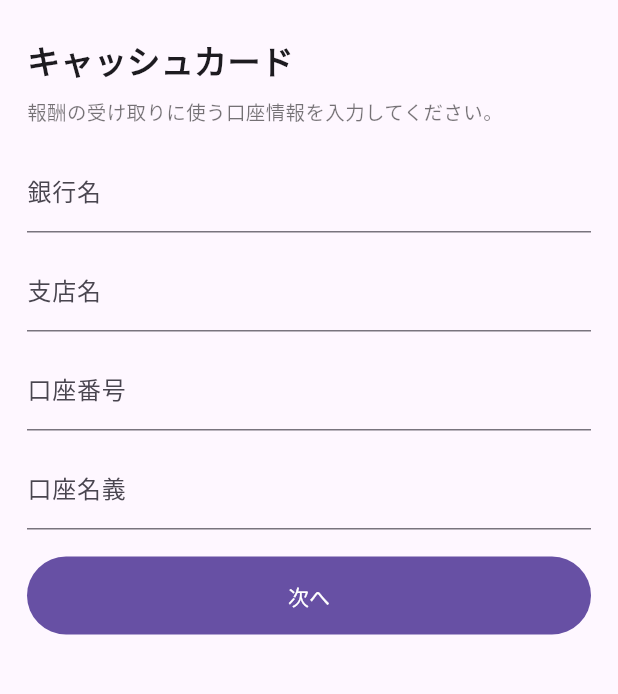
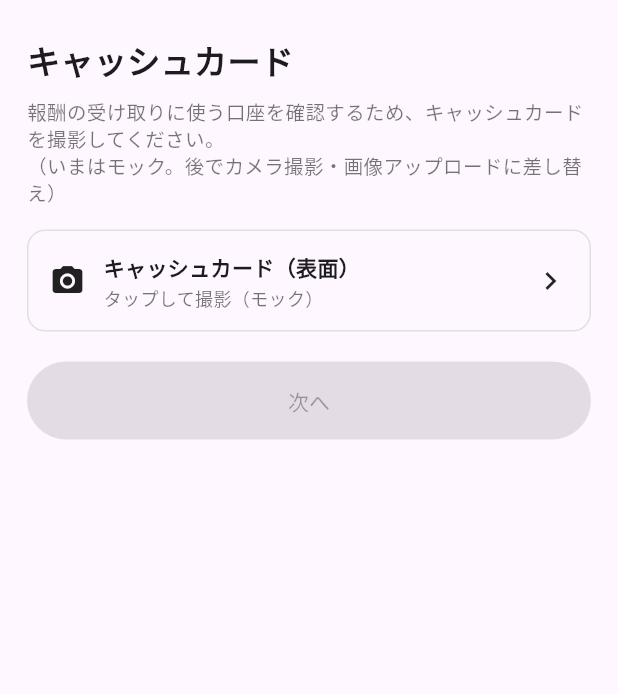
Before and after one commit to MizutaniWataru/paddy-partner, a Flutter app: the VerifyBankPage screen opened by its route, on a phone screen of 412 x 824 dp, the part 99-793 px from its top. Run offline on Flutter 3.47's test engine with Material 3 defaults, Android fonts, the phone set to English and light mode, and no system bars; our stand-ins replace flutter_riverpod, go_router, google_fonts, shared_preferences; accounts and stored records are empty.

Commit message:
下部のボタン修正

```diff
--- a/lib/pages/verify_bank_page.dart
+++ b/lib/pages/verify_bank_page.dart
@@ -13,23 +13,12 @@ class VerifyBankPage extends ConsumerStatefulWidget {
 }
 
 class _VerifyBankPageState extends ConsumerState<VerifyBankPage> {
-  final _formKey = GlobalKey<FormState>();
-  final _bank = TextEditingController();
-  final _branch = TextEditingController();
-  final _account = TextEditingController();
-  final _name = TextEditingController();
-
-  @override
-  void dispose() {
-    _bank.dispose();
-    _branch.dispose();
-    _account.dispose();
-    _name.dispose();
-    super.dispose();
-  }
+  bool _cardDone = false;
 
   @override
   Widget build(BuildContext context) {
+    final canNext = _cardDone;
+
     return Scaffold(
       body: SafeArea(
         child: ListView(
@@ -37,72 +26,48 @@ class _VerifyBankPageState extends ConsumerState<VerifyBankPage> {
           children: [
             AppTopBar(title: '田んぼへGO', onHelp: () => _help(context)),
             const SizedBox(height: 10),
+
             const Text(
               'キャッシュカード',
               style: TextStyle(fontSize: 22, fontWeight: FontWeight.w700),
             ),
             const SizedBox(height: 10),
+
             const Text(
-              '報酬の受け取りに使う口座情報を入力してください。',
+              '報酬の受け取りに使う口座を確認するため、キャッシュカードを撮影してください。\n'
+              '（いまはモック。後でカメラ撮影・画像アップロードに差し替え）',
               style: TextStyle(
                 fontSize: 13,
                 color: Colors.black54,
                 height: 1.4,
               ),
             ),
+
             const SizedBox(height: 16),
 
-            Form(
-              key: _formKey,
-              child: Column(
-                children: [
-                  TextFormField(
-                    controller: _bank,
-                    decoration: const InputDecoration(labelText: '銀行名'),
-                    validator: (v) => (v ?? '').trim().isEmpty ? '入力して' : null,
-                  ),
-                  const SizedBox(height: 10),
-                  TextFormField(
-                    controller: _branch,
-                    decoration: const InputDecoration(labelText: '支店名'),
-                    validator: (v) => (v ?? '').trim().isEmpty ? '入力して' : null,
-                  ),
-                  const SizedBox(height: 10),
-                  TextFormField(
-                    controller: _account,
-                    keyboardType: TextInputType.number,
-                    decoration: const InputDecoration(labelText: '口座番号'),
-                    validator: (v) {
-                      final t = (v ?? '').trim();
-                      if (t.isEmpty) return '入力して';
-                      if (t.length < 6) return '短すぎるかも';
-                      return null;
-                    },
-                  ),
-                  const SizedBox(height: 10),
-                  TextFormField(
-                    controller: _name,
-                    decoration: const InputDecoration(labelText: '口座名義'),
-                    validator: (v) => (v ?? '').trim().isEmpty ? '入力して' : null,
-                  ),
-                ],
-              ),
+            _MockPhotoCard(
+              title: 'キャッシュカード（表面）',
+              done: _cardDone,
+              onTap: () => setState(() => _cardDone = !_cardDone),
+              subText: _cardDone ? '撮影済み（モック）' : 'タップして撮影（モック）',
             ),
 
-            const SizedBox(height: 18),
+            const SizedBox(height: 20),
+
             SizedBox(
               width: double.infinity,
               height: 52,
               child: FilledButton(
-                onPressed: () async {
-                  if (_formKey.currentState!.validate()) {
+                onPressed: canNext
+                    ? () async {
                         await ref
                             .read(authControllerProvider.notifier)
                             .setVerifyBankDone(true);
+
                         if (!context.mounted) return;
                         context.go('/verify');
                       }
-                },
+                    : null,
                 child: const Text('次へ'),
               ),
             ),
@@ -115,8 +80,69 @@ class _VerifyBankPageState extends ConsumerState<VerifyBankPage> {
   void _help(BuildContext context) {
     showDialog(
       context: context,
-      builder: (_) =>
-          const AlertDialog(title: Text('ヘルプ'), content: Text('（ここに口座入力の注意）')),
+      builder: (_) => const AlertDialog(
+        title: Text('ヘルプ'),
+        content: Text('（ここに撮影時の注意・読み取れる情報など）'),
+      ),
     );
   }
 }
+
+class _MockPhotoCard extends StatelessWidget {
+  final String title;
+  final String subText;
+  final bool done;
+  final VoidCallback onTap;
+
+  const _MockPhotoCard({
+    required this.title,
+    required this.subText,
+    required this.done,
+    required this.onTap,
+  });
+
+  @override
+  Widget build(BuildContext context) {
+    return InkWell(
+      onTap: onTap,
+      borderRadius: BorderRadius.circular(12),
+      child: Container(
+        padding: const EdgeInsets.all(14),
+        decoration: BoxDecoration(
+          border: Border.all(color: const Color(0xFFE0E0E0)),
+          borderRadius: BorderRadius.circular(12),
+        ),
+        child: Row(
+          children: [
+            Icon(
+              done ? Icons.check_circle : Icons.photo_camera,
+              color: done ? Colors.green : Colors.black87,
+            ),
+            const SizedBox(width: 12),
+            Expanded(
+              child: Column(
+                crossAxisAlignment: CrossAxisAlignment.start,
+                children: [
+                  Text(
+                    title,
+                    style: const TextStyle(fontWeight: FontWeight.w700),
+                  ),
+                  const SizedBox(height: 4),
+                  Text(
+                    subText,
+                    style: const TextStyle(
+                      fontSize: 12,
+                      color: Colors.black54,
+                      height: 1.2,
+                    ),
+                  ),
+                ],
+              ),
+            ),
+            const Icon(Icons.chevron_right),
+          ],
+        ),
+      ),
+    );
+  }
+}
--- a/lib/pages/welcome_page.dart
+++ b/lib/pages/welcome_page.dart
@@ -125,7 +125,7 @@ class _WelcomePageState extends ConsumerState<WelcomePage> {
                   await ctrl.sendEmailOtp();
 
                   if (!context.mounted) return;
-                  context.go('/email_otp');
+                  context.push('/email-otp');
                 },
 
                 child: const Text(
```
Also changed, not shown: lib/pages/consent_page.dart (+20 -18 lines), lib/pages/email_otp_page.dart (+12 -47 lines), lib/pages/location_page.dart (+22 -16 lines), lib/pages/name_page.dart (+46 -21 lines), lib/pages/phone_page.dart (+48 -20 lines), lib/pages/transport_page.dart (+21 -18 lines), lib/router.dart (+41 -39 lines), lib/widgets/app_bottom_bar.dart (added, +79 -0 lines). Lines whose indentation alone changed are shown as unchanged.
